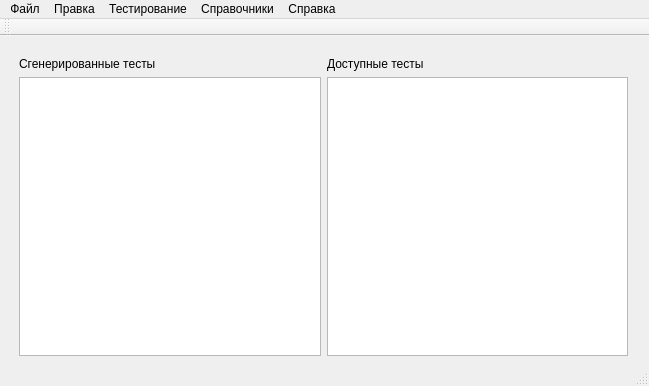
Old version of the form mainwindow.ui in the repository a-nizam/testing.
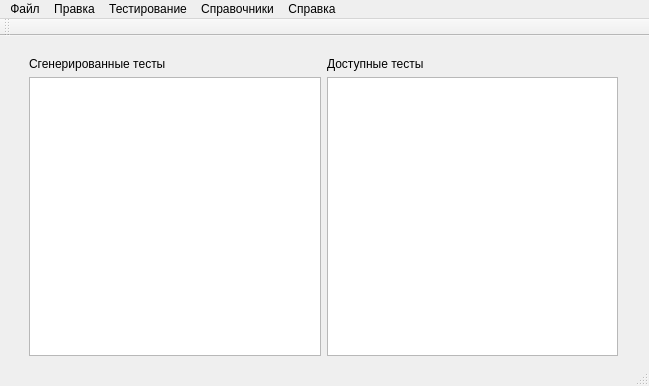
New version of the form.

Patch:
```diff
--- a/mainwindow.ui
+++ b/mainwindow.ui
@@ -17,9 +17,9 @@
    <widget class="QWidget" name="horizontalLayoutWidget">
     <property name="geometry">
      <rect>
-      <x>8</x>
+      <x>18</x>
       <y>10</y>
-      <width>631</width>
+      <width>611</width>
       <height>321</height>
      </rect>
     </property>
```
